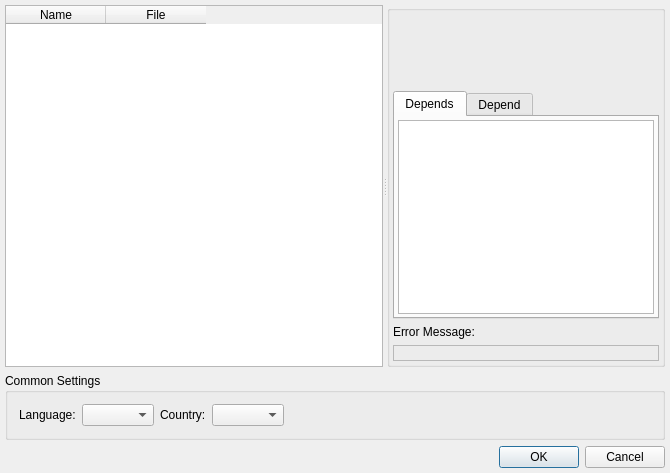
Above: branches/dev_options2/src/loader/setuppluginsdialog.ui from vacuum-im/vacuum-im before the change. Below: the same form after it.
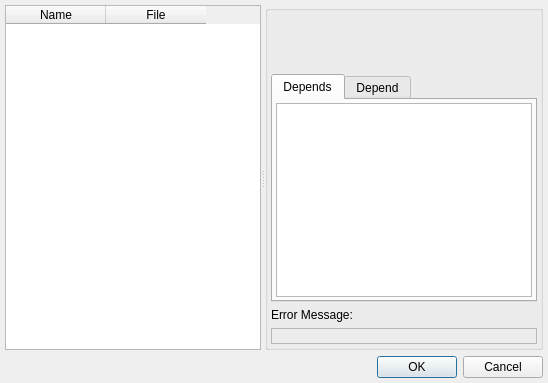
That is the form after the change.

The edit to the form file:
```diff
--- a/branches/dev_options2/src/loader/setuppluginsdialog.ui
+++ b/branches/dev_options2/src/loader/setuppluginsdialog.ui
@@ -6,8 +6,8 @@
    <rect>
     <x>0</x>
     <y>0</y>
-    <width>670</width>
-    <height>473</height>
+    <width>547</width>
+    <height>369</height>
    </rect>
   </property>
   <property name="windowTitle">
@@ -239,65 +239,6 @@
      </widget>
     </widget>
    </item>
-   <item>
-    <widget class="QGroupBox" name="grbCommon">
-     <property name="title">
-      <string>Common Settings</string>
-     </property>
-     <layout class="QHBoxLayout" name="horizontalLayout_2">
-      <item>
-       <widget class="QLabel" name="lblLanguage">
-        <property name="text">
-         <string>Language:</string>
-        </property>
-        <property name="textFormat">
-         <enum>Qt::PlainText</enum>
-        </property>
-        <property name="buddy">
-         <cstring>cmbLanguage</cstring>
-        </property>
-       </widget>
-      </item>
-      <item>
-       <widget class="QComboBox" name="cmbLanguage">
-        <property name="sizeAdjustPolicy">
-         <enum>QComboBox::AdjustToContents</enum>
-        </property>
-       </widget>
-      </item>
-      <item>
-       <widget class="QLabel" name="lblCountry">
-        <property name="text">
-         <string>Country:</string>
-        </property>
-        <property name="textFormat">
-         <enum>Qt::PlainText</enum>
-        </property>
-       </widget>
-      </item>
-      <item>
-       <widget class="QComboBox" name="cmbCountry">
-        <property name="sizeAdjustPolicy">
-         <enum>QComboBox::AdjustToContents</enum>
-        </property>
-       </widget>
-      </item>
-      <item>
-       <spacer name="hsrCommonHSpacer">
-        <property name="orientation">
-         <enum>Qt::Horizontal</enum>
-        </property>
-        <property name="sizeHint" stdset="0">
-         <size>
-          <width>40</width>
-          <height>20</height>
-         </size>
-        </property>
-       </spacer>
-      </item>
-     </layout>
-    </widget>
-   </item>
    <item>
     <widget class="QDialogButtonBox" name="dbbButtons">
      <property name="standardButtons">
```
Left out of the diff: 7 changed lines with no effect on the pictures.
